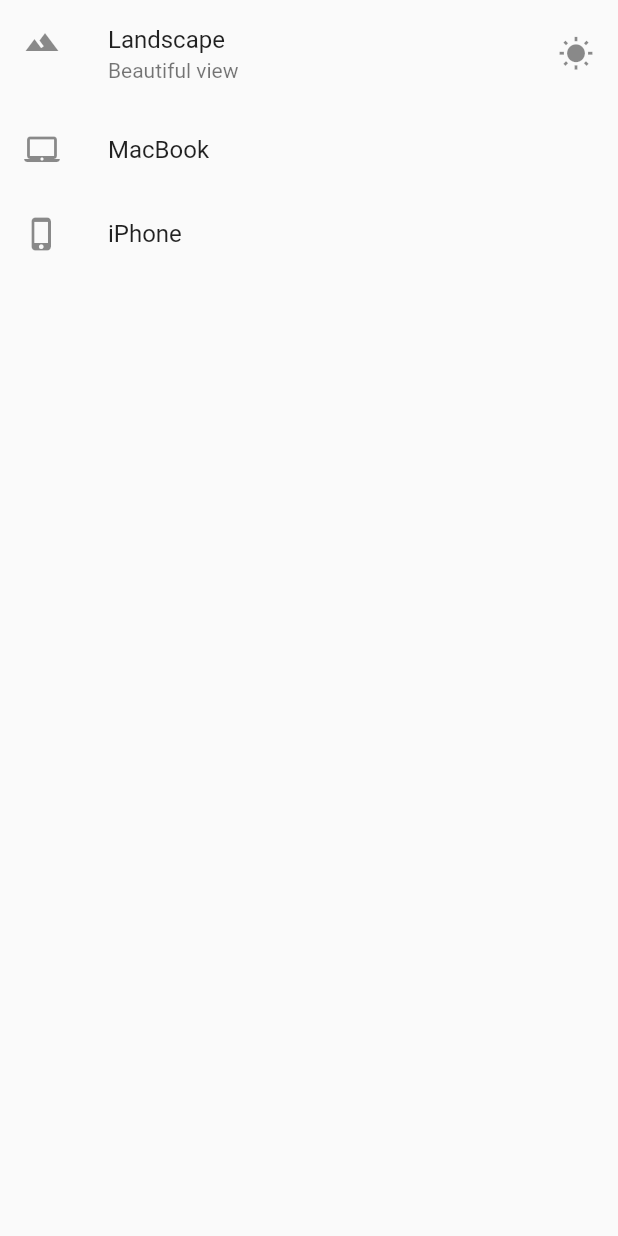
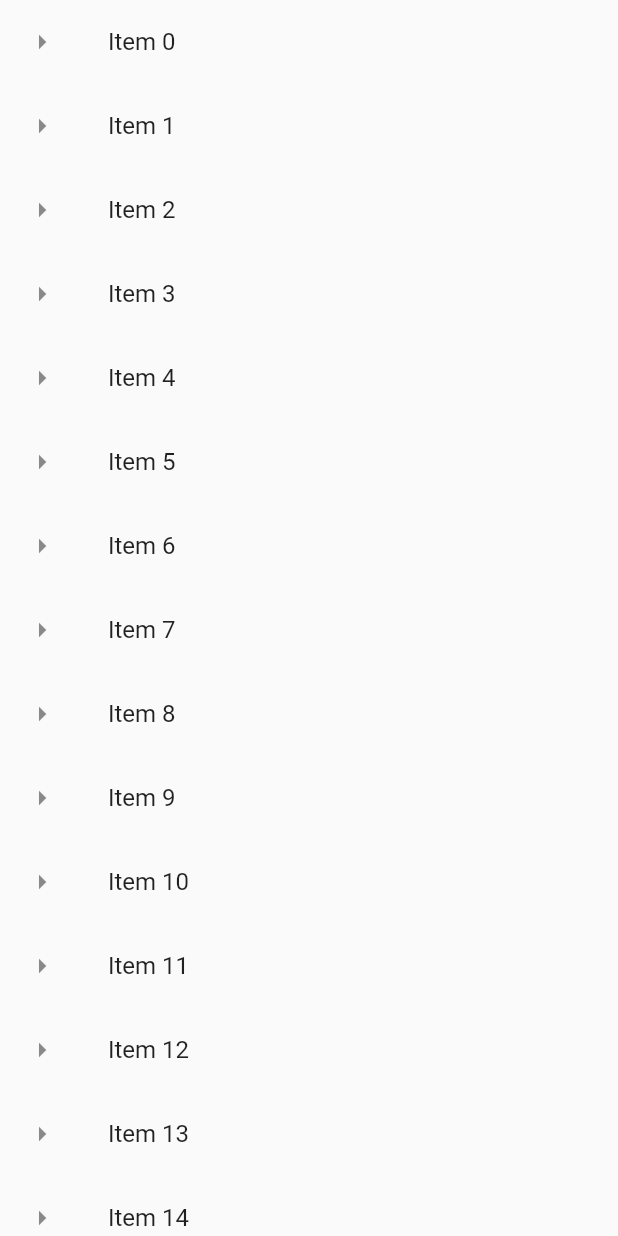
Before and after one commit to just2click/flutter_widgets, a Flutter app: what getListView() shows on an empty page, opened directly, on a phone screen of 412 x 824 dp. Run offline on Flutter 3.47's test engine with Material 2 defaults, Android fonts, the phone set to English and light mode, and no system bars.

Commit message:
Adding lomg list (#7)

```diff
--- a/flutter_widgets/lib/main.dart
+++ b/flutter_widgets/lib/main.dart
@@ -12,30 +12,27 @@ void main () {
   ));
 }
 
+List<String> getListElements () {
+
+  var items = List<String>.generate(1000, (index) => 'Item $index');
+  return items;
+
+}
+
 Widget getListView() {
 
-  var listView = ListView(
-    children: <Widget>[
+  var items = getListElements();
 
-      ListTile(
-        leading: Icon(Icons.landscape),
-        title: Text('Landscape'),
-        subtitle: Text('Beautiful view'),
-        trailing: Icon(Icons.wb_sunny),
-        onTap: () {
-          debugPrint('Landscape tapped');
-        },
-      ),
-      ListTile(
-        leading: Icon(Icons.laptop_mac),
-        title: Text('MacBook'),
-      ),
-      ListTile(
-        leading: Icon(Icons.phone_iphone),
-        title: Text('iPhone'),
-      )
-    ],
-  );
+  var listView = ListView.builder(
+      itemBuilder: (context, index) {
+        return ListTile(
+          leading: Icon(Icons.arrow_right),
+          title: Text(items[index]),
+          onTap: () {
+            debugPrint('${items[index]} was tapped');
+          },
+        );
+      });
 
   return listView;
 }
```
